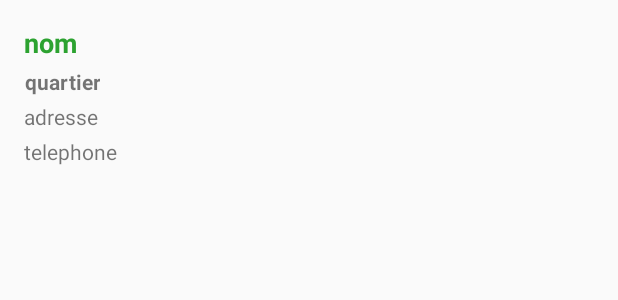
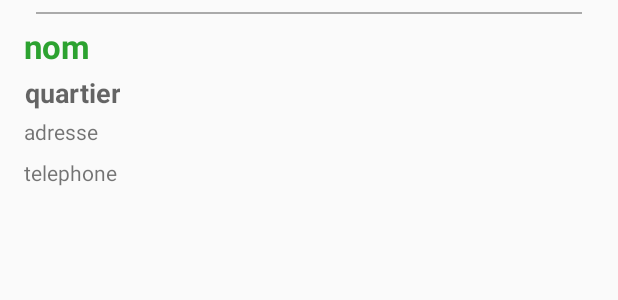
Before and after one commit to chikoungoun/Pharmacie-de-Garde, an Android app: the layout list_item.xml on its own in the app's theme, with its tools: preview values and no code run, on a phone screen of 412 x 824 dp. Shown: the top 300 px of the screen. Run offline under Robolectric (Android 15) with nearby library versions, the phone set to English and light mode, and no system bars; network calls fail.

Commit message:
rest of the files

```diff
--- a/PDG/app/build.gradle
+++ b/PDG/app/build.gradle
@@ -22,6 +22,7 @@ dependencies {
     implementation fileTree(dir: 'libs', include: ['*.jar'])
     implementation 'com.android.support:appcompat-v7:28.0.0'
     implementation 'com.android.support.constraint:constraint-layout:1.1.3'
+    implementation 'com.android.support:design:28.0.0'
     testImplementation 'junit:junit:4.12'
     androidTestImplementation 'com.android.support.test:runner:1.0.2'
     androidTestImplementation 'com.android.support.test.espresso:espresso-core:3.0.2'
--- a/PDG/app/src/main/res/layout/activity_main.xml
+++ b/PDG/app/src/main/res/layout/activity_main.xml
@@ -13,6 +13,7 @@
         app:layout_constraintBottom_toBottomOf="parent"
         app:layout_constraintEnd_toEndOf="parent"
         app:layout_constraintStart_toStartOf="parent"
-        app:layout_constraintTop_toTopOf="parent"></android.support.v7.widget.RecyclerView>
+        app:layout_constraintTop_toTopOf="parent"
+        ></android.support.v7.widget.RecyclerView>
 
 </android.support.constraint.ConstraintLayout>
--- a/PDG/app/src/main/res/layout/list_item.xml
+++ b/PDG/app/src/main/res/layout/list_item.xml
@@ -8,7 +8,15 @@
     android:foreground="?attr/selectableItemBackgroundBorderless"
     android:clickable="true">
 
+    <View
+        android:id="@+id/divider"
+        android:layout_width="match_parent"
+        android:layout_height="1dp"
+        android:background="@android:color/darker_gray"
 
+        android:layout_marginRight="24dp"
+        android:layout_marginLeft="24dp"
+        />
 
 
     <LinearLayout
@@ -25,8 +33,8 @@
             android:layout_height="wrap_content"
             android:gravity="left"
             tools:text="nom"
-            style="@style/TextAppearance.AppCompat.Medium"
-            android:textColor="#2ca230"
+            style="@style/TextAppearance.AppCompat.Large"
+            android:textColor="@color/colorPharma"
             android:textStyle="bold"/>
 
         <TextView
@@ -35,7 +43,7 @@
             android:layout_height="wrap_content"
             android:gravity="center"
             tools:text="quartier"
-            style="@style/TextAppearance.AppCompat.Small"
+            style="@style/TextAppearance.AppCompat.Medium"
             android:textStyle="bold"
             android:paddingTop="4dp"
             />
@@ -58,6 +66,8 @@
             tools:text="telephone"
             style="@style/TextAppearance.AppCompat.Small"
             android:paddingTop="4dp"
+            android:layout_marginTop="4dp"
+
             />
 
 
--- a/PDG/app/src/main/res/values/colors.xml
+++ b/PDG/app/src/main/res/values/colors.xml
@@ -3,4 +3,6 @@
     <color name="colorPrimary">#008577</color>
     <color name="colorPrimaryDark">#00574B</color>
     <color name="colorAccent">#D81B60</color>
+
+    <color name="colorPharma">#2ca230</color>
 </resources>
--- a/PDG/app/src/main/res/values/strings.xml
+++ b/PDG/app/src/main/res/values/strings.xml
@@ -1,3 +1,4 @@
 <resources>
     <string name="app_name">PDG</string>
+    <string name="title_activity_splash">Splash</string>
 </resources>
```
Also changed, not shown: PDG/app/src/main/AndroidManifest.xml (+12 -1 lines), PDG/app/src/main/java/com/example/pdg/MainActivity.java (+11 -3 lines), PDG/app/src/main/res/drawable/rv_divider.xml (+6 -4 lines), PDG/app/src/main/res/values/styles.xml (+9 -0 lines).
